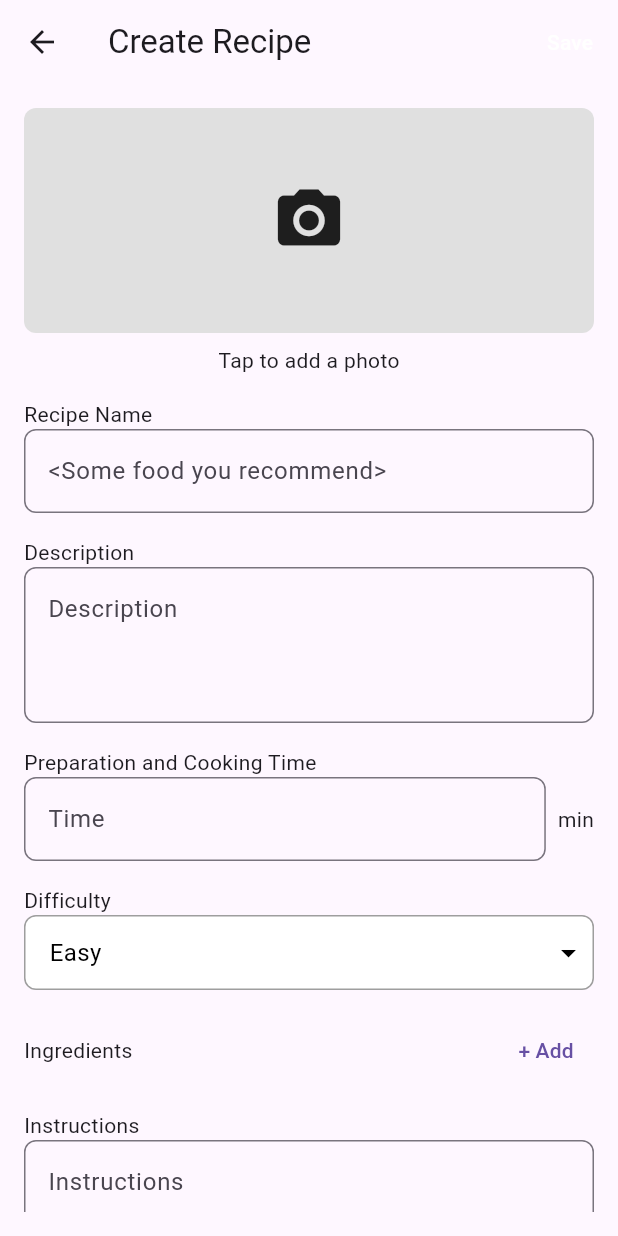
After one commit to Nghia260104/pantrypal, a Flutter app: the CreateRecipeScreen screen opened directly, on a phone screen of 412 x 824 dp. The commit adds this screen. Run offline on Flutter 3.47's test engine with Material 3 defaults, Android fonts, the phone set to English and light mode, and no system bars; our stand-ins replace get, hive_ce, hive_ce_flutter, image_picker; accounts and stored records are empty; generated files the repository leaves out were written again.

Commit message:
Fix modal add ingredient, add flow from meal screen to create recipe screen. Add disabled ability to custom dropdown button. Create create recipe screen. Add image_picker

```diff
--- /dev/null
+++ b/lib/screens/meal/create_recipe_screen.dart
@@ -0,0 +1,269 @@
+import 'dart:io';
+import 'package:flutter/material.dart';
+import 'package:get/get.dart';
+import 'package:image_picker/image_picker.dart';
+import 'package:pantrypal/widgets/custom_dropdown_button.dart';
+
+class CreateRecipeController extends GetxController {
+  var selectedImage = Rx<XFile?>(null);
+  var recipeName = ''.obs;
+  var description = ''.obs;
+  var cookingTime = ''.obs;
+  var difficulty = 'Easy'.obs;
+  var ingredients = <Map<String, dynamic>>[].obs;
+
+  final ingredientNames = ["Ingredient 1", "Ingredient 2", "Ingredient 3"];
+  final units = ["Unit 1", "Unit 2", "Unit 3"];
+
+  void pickImage() async {
+    final ImagePicker picker = ImagePicker();
+    final XFile? image = await picker.pickImage(source: ImageSource.gallery);
+    selectedImage.value = image;
+  }
+
+  void addIngredient() {
+    ingredients.add({
+      "name": "Ingredient name".obs,
+      "quantity": "",
+      "unit": "Unit".obs,
+    });
+  }
+
+  void removeIngredient(int index) {
+    ingredients.removeAt(index);
+  }
+}
+
+class CreateRecipeScreen extends StatelessWidget {
+  final CreateRecipeController controller = Get.put(CreateRecipeController());
+
+  @override
+  Widget build(BuildContext context) {
+    return Scaffold(
+      appBar: AppBar(
+        leading: IconButton(
+          icon: Icon(Icons.arrow_back),
+          onPressed: () => Navigator.pop(context),
+        ),
+        title: Text("Create Recipe"),
+        actions: [
+          TextButton(
+            onPressed: () {
+              // Save logic here
+            },
+            child: Text("Save", style: TextStyle(color: Colors.white)),
+          ),
+        ],
+      ),
+      body: Padding(
+        padding: EdgeInsets.all(16),
+        child: SingleChildScrollView(
+          child: Column(
+            crossAxisAlignment: CrossAxisAlignment.start,
+            children: [
+              GestureDetector(
+                onTap: controller.pickImage,
+                child: Obx(() {
+                  return Container(
+                    height: 150,
+                    decoration: BoxDecoration(
+                      color: Colors.grey[300],
+                      borderRadius: BorderRadius.circular(8),
+                    ),
+                    child: controller.selectedImage.value == null
+                        ? Center(child: Icon(Icons.camera_alt, size: 50))
+                        : ClipRRect(
+                            borderRadius: BorderRadius.circular(8),
+                            child: Image.file(
+                              File(controller.selectedImage.value!.path),
+                              fit: BoxFit.cover,
+                            ),
+                          ),
+                  );
+                }),
+              ),
+              Obx(() {
+                return controller.selectedImage.value == null
+                    ? Center(
+                        child: Padding(
+                          padding: const EdgeInsets.only(top: 8.0),
+                          child: Text("Tap to add a photo"),
+                        ),
+                      )
+                    : SizedBox.shrink();
+              }),
+              SizedBox(height: 16),
+              Text("Recipe Name"),
+              TextField(
+                onChanged: (value) => controller.recipeName.value = value,
+                decoration: InputDecoration(
+                  hintText: "<Some food you recommend>",
+                  border: OutlineInputBorder(
+                    borderRadius: BorderRadius.circular(8),
+                  ),
+                ),
+              ),
+              SizedBox(height: 16),
+              Text("Description"),
+              TextField(
+                maxLines: 3,
+                onChanged: (value) => controller.description.value = value,
+                decoration: InputDecoration(
+                  hintText: "Description",
+                  border: OutlineInputBorder(
+                    borderRadius: BorderRadius.circular(8),
+                  ),
+                ),
+              ),
+              SizedBox(height: 16),
+              Text("Preparation and Cooking Time"),
+              Row(
+                children: [
+                  Expanded(
+                    child: TextField(
+                      keyboardType: TextInputType.number,
+                      onChanged: (value) => controller.cookingTime.value = value,
+                      decoration: InputDecoration(
+                        hintText: "Time",
+                        border: OutlineInputBorder(
+                          borderRadius: BorderRadius.circular(8),
+                        ),
+                      ),
+                    ),
+                  ),
+                  SizedBox(width: 8),
+                  Text("min"),
+                ],
+              ),
+              SizedBox(height: 16),
+              Text("Difficulty"),
+              CustomDropdownButton(
+                selectedValue: controller.difficulty,
+                items: ["Easy", "Medium", "Hard"],
+                onChanged: (value) {
+                  controller.difficulty.value = value;
+                },
+              ),
+              SizedBox(height: 16),
+              Row(
+                mainAxisAlignment: MainAxisAlignment.spaceBetween,
+                children: [
+                  Text("Ingredients"),
+                  TextButton(
+                    onPressed: controller.addIngredient,
+                    child: Text("+ Add"),
+                  ),
+                ],
+              ),
+              Obx(() {
+                return Column(
+                  children: controller.ingredients.asMap().entries.map((entry) {
+                    int index = entry.key;
+                    Map<String, dynamic> ingredient = entry.value;
+
+                    // Access the reactive values directly
+                    final RxString ingredientName = ingredient["name"];
+                    final RxString ingredientUnit = ingredient["unit"];
+
+                    return Column(
+                      children: [
+                        Row(
+                          crossAxisAlignment: CrossAxisAlignment.center,
+                          children: [
+                            // Ingredient Name Dropdown (Expanded)
+                            Expanded(
+                              child: CustomDropdownButton(
+                                selectedValue: ingredientName, // Use RxString directly
+                                items: controller.ingredientNames,
+                                onChanged: (value) {
+                                  ingredientName.value = value; // Update RxString
+                                },
+                              ),
+                            ),
+                            SizedBox(width: 8),
+                            // Quantity Input (Fixed Width)
+                            SizedBox(
+                              width: 60,
+                              height: 48,
+                              child: TextField(
+                                keyboardType: TextInputType.numberWithOptions(decimal: true),
+                                textAlignVertical: TextAlignVertical.center,
+                                decoration: InputDecoration(
+                                  hintText: "Qty",
+                                  border: OutlineInputBorder(
+                                    borderRadius: BorderRadius.circular(8),
+                                  ),
+                                  contentPadding: EdgeInsets.symmetric(horizontal: 8, vertical: 12), // Adjust padding
+                                ),
+                                onChanged: (value) {
+                                  ingredient["quantity"] = value; // Update quantity
+                                },
+                                controller: TextEditingController(
+                                  text: ingredient["quantity"],
+                                )..selection = TextSelection.fromPosition(
+                                    TextPosition(offset: ingredient["quantity"].length),
+                                  ),
+                              ),
+                            ),
+                            SizedBox(width: 8),
+                            // Unit Dropdown (Fixed Width)
+                            SizedBox(
+                              width: 80,
+                              child: CustomDropdownButton(
+                                selectedValue: ingredientUnit, // Use RxString directly
+                                items: controller.units,
+                                isEnabled: ingredientName.value != "Ingredient name", // Disable if "Ingredient name"
+                                onChanged: (value) {
+                                  ingredientUnit.value = value; // Update RxString
+                                },
+                              ),
+                            ),
+                            SizedBox(width: 8),
+                            // Delete Button (Reduced Size)
+                            SizedBox(
+                              width: 32,
+                              height: 32,
+                              child: IconButton(
+                                icon: Icon(Icons.close, size: 18), // Reduced icon size
+                                onPressed: () => controller.removeIngredient(index),
+                              ),
+                            ),
+                          ],
+                        ),
+                        SizedBox(height: 16), // Add spacing after each ingredient item
+                      ],
+                    );
+                  }).toList(),
+                );
+              }),
+              SizedBox(height: 16),
+              Text("Instructions"),
+              TextField(
+                maxLines: 3,
+                decoration: InputDecoration(
+                  hintText: "Instructions",
+                  border: OutlineInputBorder(
+                    borderRadius: BorderRadius.circular(8),
+                  ),
+                ),
+              ),
+              SizedBox(height: 16),
+              ElevatedButton(
+                onPressed: () {
+                  // Save recipe logic here
+                },
+                style: ElevatedButton.styleFrom(
+                  shape: RoundedRectangleBorder(
+                    borderRadius: BorderRadius.circular(30),
+                  ),
+                  minimumSize: Size(double.infinity, 50),
+                ),
+                child: Text("Save Recipe"),
+              ),
+            ],
+          ),
+        ),
+      ),
+    );
+  }
+}
--- a/lib/screens/meal/meal_screen.dart
+++ b/lib/screens/meal/meal_screen.dart
@@ -2,6 +2,7 @@ import 'package:flutter/material.dart';
 import 'package:get/get.dart';
 import 'package:pantrypal/controllers/root_controller.dart';
 import 'package:pantrypal/core/theme/theme_colors.dart';
+import 'package:pantrypal/screens/meal/create_recipe_screen.dart';
 import 'package:pantrypal/screens/meal/meal_detail_screen.dart';
 import 'package:pantrypal/widgets/rounded_box.dart';
 import 'package:pantrypal/controllers/meal/meal_controller.dart';
@@ -230,6 +231,7 @@ class MealScreen extends StatelessWidget {
                   child: FloatingActionButton(
                     onPressed: () {
                       // Handle add button press
+                      Get.to(CreateRecipeScreen(), id: rootController.currentNavId.value);
                     },
                     backgroundColor: colors.buttonColor,
                     child: Icon(Icons.add, color: colors.buttonContentColor),
--- a/lib/widgets/custom_dropdown_button.dart
+++ b/lib/widgets/custom_dropdown_button.dart
@@ -20,6 +20,10 @@ class CustomDropdownButton extends StatelessWidget {
   final Color iconColor;
   final EdgeInsets padding;
 
+  // New property for enabling/disabling the dropdown
+  final bool isEnabled;
+  final Color disabledColor;
+
   CustomDropdownButton({
     super.key,
     required this.selectedValue,
@@ -35,13 +39,16 @@ class CustomDropdownButton extends StatelessWidget {
     this.selectedColor = Colors.blue,
     this.outlineStroke = 1,
     this.iconColor = Colors.black,
-    this.padding = const EdgeInsets.symmetric(horizontal: 16, vertical: 12),
+    this.padding = const EdgeInsets.only(left: 16, right: 4, top: 12, bottom: 12),
+    this.isEnabled = true, // Default to enabled
+    this.disabledColor = Colors.grey, // Default disabled color
   });
 
   final RxBool isDropdownOpen = false.obs; // Reactive variable for dropdown open/close state
   final Rx<OverlayEntry?> overlayEntry = Rx<OverlayEntry?>(null); // Reactive OverlayEntry
 
   void _toggleDropdown(BuildContext context) {
+    if (!isEnabled) return; // Do nothing if disabled
     if (isDropdownOpen.value) {
       _closeDropdown();
     } else {
@@ -50,6 +57,8 @@ class CustomDropdownButton extends StatelessWidget {
   }
 
   void _openDropdown(BuildContext context) {
+    if (!isEnabled) return; // Do nothing if disabled
+
     final RenderBox renderBox = context.findRenderObject() as RenderBox;
     final Offset offset = renderBox.localToGlobal(Offset.zero);
     final Size size = renderBox.size;
@@ -113,6 +122,7 @@ class CustomDropdownButton extends StatelessWidget {
                                   : buttonColor),
                               child: InkWell(
                                 onTap: () {
+                                  if (!isEnabled) return; // Do nothing if disabled
                                   selectedValue.value = item; // Update selected value
                                   onChanged(item); // Trigger callback
                                   _closeDropdown(); // Close dropdown
@@ -168,20 +178,28 @@ class CustomDropdownButton extends StatelessWidget {
           width: width,
           height: height,
           padding: padding,
-          outlineColor: outlineColor,
+          outlineColor: isEnabled ? outlineColor : outlineColor.withAlpha(50), // Dim outline when disabled
           outlineStroke: outlineStroke,
           child: Row(
             mainAxisAlignment: MainAxisAlignment.spaceBetween,
             children: [
-              Text(
-                selectedValue.value,
-                style: textStyle ??
-                    TextStyle(
-                      fontSize: 16,
-                      color: textColor,
-                    ),
+              // Wrap the Text widget in Expanded to prevent overflow
+              Expanded(
+                child: Text(
+                  selectedValue.value,
+                  style: textStyle ??
+                      TextStyle(
+                        fontSize: 16,
+                        color: isEnabled ? textColor : disabledColor, // Dim text when disabled
+                      ),
+                  overflow: TextOverflow.ellipsis, // Add ellipsis for overflowed text
+                  maxLines: 1, // Ensure the text is limited to one line
+                ),
               ),
-              Icon(Icons.arrow_drop_down, color: iconColor),
+              Icon(
+                Icons.arrow_drop_down,
+                color: isEnabled ? iconColor : iconColor.withAlpha(100), // Dim icon when disabled
+              ),
             ],
           ),
         ),
--- a/pubspec.yaml
+++ b/pubspec.yaml
@@ -44,6 +44,7 @@ dependencies:
   intl: ^0.20.2
   hive_ce: ^2.11.0
   hive_ce_flutter: ^2.3.0
+  image_picker: ^1.1.2
 
 dev_dependencies:
   flutter_test:
```
Also changed, not shown: lib/screens/ingredients/add_ingredient_modal.dart (+18 -9 lines), pubspec.lock, 5 other files.
